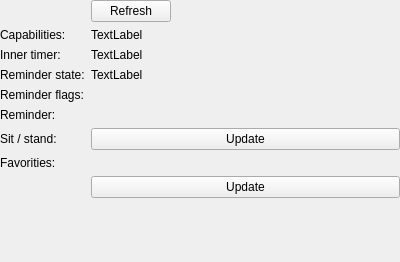
Above: src/linakdeskapp/ui/device_settings_widget.ui from anetczuk/LinakDeskApp before the change. Below: the same form after it.
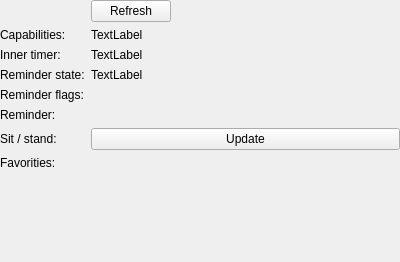
That is the form after the change.

Commit message: Refactor favorities widget

Patch:
```diff
--- a/src/linakdeskapp/ui/device_settings_widget.ui
+++ b/src/linakdeskapp/ui/device_settings_widget.ui
@@ -144,24 +144,7 @@
     </widget>
    </item>
    <item row="7" column="1">
-    <layout class="QHBoxLayout" name="favLayout"/>
-   </item>
-   <item row="8" column="1">
-    <layout class="QHBoxLayout" name="horizontalLayout_3">
-     <property name="topMargin">
-      <number>0</number>
-     </property>
-     <item>
-      <layout class="QHBoxLayout" name="favSpinLayout"/>
-     </item>
-     <item>
-      <widget class="QPushButton" name="favUpdatePB">
-       <property name="text">
-        <string>Update</string>
-       </property>
-      </widget>
-     </item>
-    </layout>
+    <layout class="QVBoxLayout" name="favLayout"/>
    </item>
   </layout>
  </widget>
```
Left out of the diff: 68 changed lines with no effect on the pictures. The commit also changes 5 other files.
